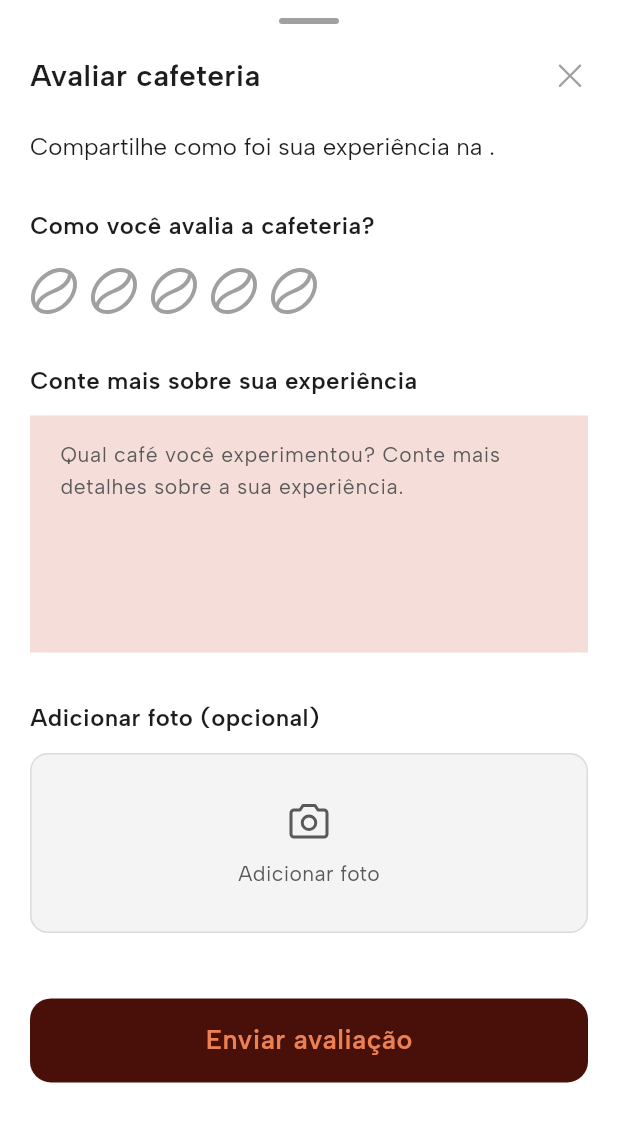
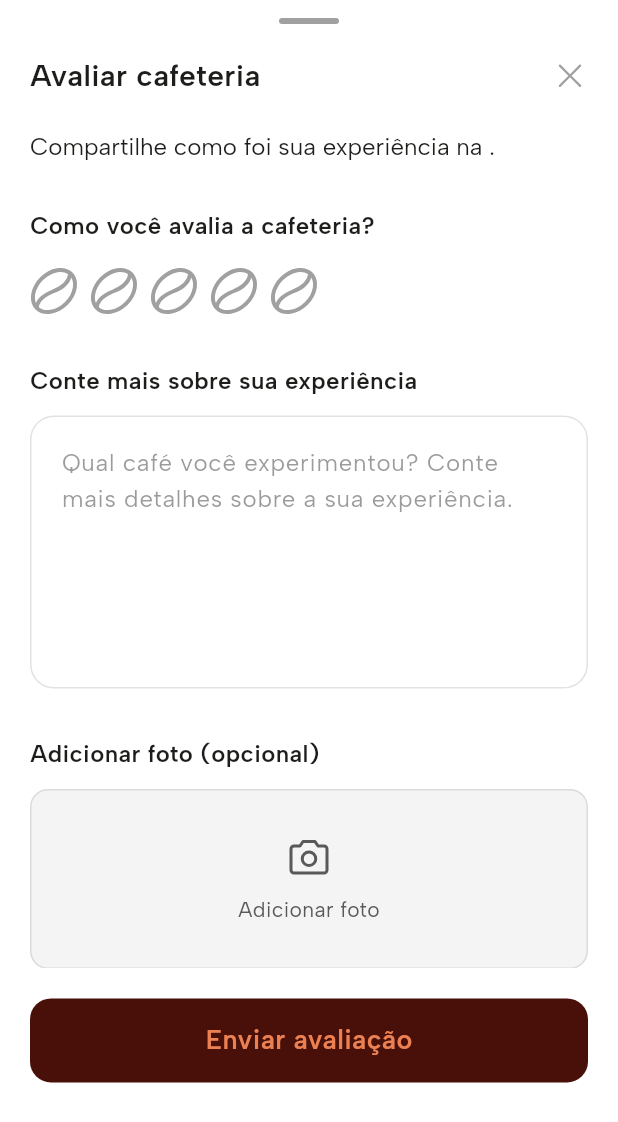
Before and after one commit to kafexApp/kafexapp, a Flutter app: the CafeEvaluationModal widget shown alone on an empty page, opened directly with empty values, on a phone screen of 412 x 824 dp. Shown: the top 1122 px of the screen. Run offline on Flutter 3.47's test engine with Material 3 defaults, Android fonts, the phone set to English and light mode, and no system bars; our stand-ins replace app_links, cached_network_image, firebase_auth, firebase_core, firebase_storage, flutter_svg and 15 more; accounts and stored records are empty; network calls fail.

Commit message:
Padroniza design do campo de texto no modal de avaliação de cafeterias seguindo o padrão estabelecido em custom_text_fields.dart, incluindo borda animada com grayScale2, sombra ao focar e transições suaves

```diff
--- a/lib/widgets/cafe_evaluation_modal.dart
+++ b/lib/widgets/cafe_evaluation_modal.dart
@@ -38,6 +38,7 @@ class CafeEvaluationModal extends StatefulWidget {
 
 class _CafeEvaluationModalState extends State<CafeEvaluationModal> {
   final TextEditingController _reviewController = TextEditingController();
+  final FocusNode _reviewFocusNode = FocusNode();
   final ImagePicker _imagePicker = ImagePicker();
 
   double _rating = 0;
@@ -45,8 +46,17 @@ class _CafeEvaluationModalState extends State<CafeEvaluationModal> {
   bool _isSubmitting = false;
 
   @override
+  void initState() {
+    super.initState();
+    _reviewFocusNode.addListener(() {
+      setState(() {});
+    });
+  }
+
+  @override
   void dispose() {
     _reviewController.dispose();
+    _reviewFocusNode.dispose();
     super.dispose();
   }
 
@@ -281,6 +291,8 @@ class _CafeEvaluationModalState extends State<CafeEvaluationModal> {
 
   @override
   Widget build(BuildContext context) {
+    final bool isFocused = _reviewFocusNode.hasFocus;
+
     return Container(
       height: MediaQuery.of(context).size.height * 0.9,
       decoration: BoxDecoration(
@@ -392,7 +404,7 @@ class _CafeEvaluationModalState extends State<CafeEvaluationModal> {
 
                     SizedBox(height: 32),
 
-                    // Campo de texto para avaliação
+                    // Campo de texto para avaliação com design atualizado
                     Text(
                       'Conte mais sobre sua experiência',
                       style: GoogleFonts.albertSans(
@@ -404,26 +416,49 @@ class _CafeEvaluationModalState extends State<CafeEvaluationModal> {
 
                     SizedBox(height: 12),
 
-                    Container(
+                    AnimatedContainer(
+                      duration: Duration(milliseconds: 200),
                       decoration: BoxDecoration(
-                        color: AppColors.moonAsh,
-                        borderRadius: BorderRadius.circular(12),
+                        color: AppColors.whiteWhite,
+                        borderRadius: BorderRadius.circular(16),
+                        border: Border.all(
+                          color: isFocused
+                              ? AppColors.papayaSensorial
+                              : AppColors.grayScale2.withOpacity(0.3),
+                          width: isFocused ? 2 : 1,
+                        ),
+                        boxShadow: isFocused
+                            ? [
+                                BoxShadow(
+                                  color: AppColors.papayaSensorial.withOpacity(0.1),
+                                  blurRadius: 12,
+                                  offset: Offset(0, 4),
+                                ),
+                              ]
+                            : [],
                       ),
                       child: TextField(
                         controller: _reviewController,
+                        focusNode: _reviewFocusNode,
                         maxLines: 6,
                         style: GoogleFonts.albertSans(
-                          fontSize: 14,
-                          color: AppColors.carbon,
+                          fontSize: 16,
+                          color: AppColors.textPrimary,
+                          fontWeight: FontWeight.w500,
                         ),
                         decoration: InputDecoration(
                           hintText: 'Qual café você experimentou? Conte mais detalhes sobre a sua experiência.',
                           hintStyle: GoogleFonts.albertSans(
-                            fontSize: 14,
-                            color: AppColors.grayScale1,
+                            fontSize: 16,
+                            color: AppColors.textSecondary.withOpacity(0.6),
+                            fontWeight: FontWeight.w400,
                           ),
+                          filled: true,
+                          fillColor: Colors.transparent,
                           border: InputBorder.none,
-                          contentPadding: EdgeInsets.all(16),
+                          enabledBorder: InputBorder.none,
+                          focusedBorder: InputBorder.none,
+                          contentPadding: EdgeInsets.symmetric(horizontal: 16, vertical: 18),
                         ),
                       ),
                     ),
```
